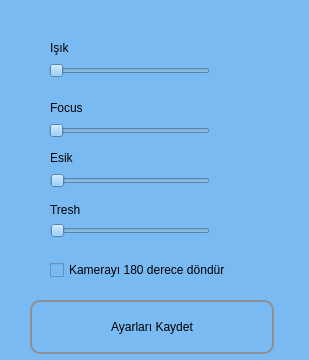
First picture: the form in ayarlarPage.ui, repository byyasar/goruntuisleme, before the edit.
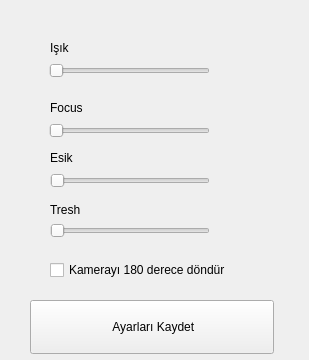
Second picture: the form after the edit. Icons and pictures are not drawn.

Patch:
```diff
--- a/ayarlarPage.ui
+++ b/ayarlarPage.ui
@@ -14,47 +14,7 @@
    <string>Ayarlar</string>
   </property>
   <property name="styleSheet">
-   <string notr="true">*{
-background-color: #79BAF2;
-}
-
-QMainWindow{
-min-width: 310px;
-max-width: 310px;
-min-height:360px;
-max-height:360px;
-}
-QStatusBar{
-background-color: #0C3C59;
-
-}
-QPushButton {
-    border: 2px solid #8f8f91;
-    border-radius: 10px;
-    background-color: qlineargradient(x1: 0, y1: 0, x2: 0, y2: 1,
-                                      stop: 0 #F2055C, stop: 1 #F20530);
-    min-width: 240px;
-max-width:245px;
-min-height:50px;
-	color:rgb(109	,149	,255	);
-
-	font: bold 18pt &quot;Arial&quot;;
-
-
-}
-
-QPushButton:pressed {
-    background-color: qlineargradient(x1: 0, y1: 0, x2: 0, y2: 1,
-                                      stop: 0 #F20530, stop: 1 #F2055C);
-}
-
-QPushButton:flat {
-    border: none; /* no border for a flat push button */
-}
-
-QPushButton:default {
-    border-color: navy; /* make the default button prominent */
-}</string>
+   <string notr="true"/>
   </property>
   <widget class="QSlider" name="sliderIsik">
    <property name="geometry">
@@ -197,7 +157,11 @@
     </sizepolicy>
    </property>
    <property name="text">
-    <string>Ayarları Kaydet</string>
+    <string> Ayarları Kaydet</string>
+   </property>
+   <property name="icon">
+    <iconset resource="icons.qrc">
+     <normaloff>:/icon/icons/kaydet.png</normaloff>:/icon/icons/kaydet.png</iconset>
    </property>
   </widget>
   <widget class="QCheckBox" name="cbKameraDondur">
```
Left out of the diff: 4 changed lines with no effect on the pictures.
